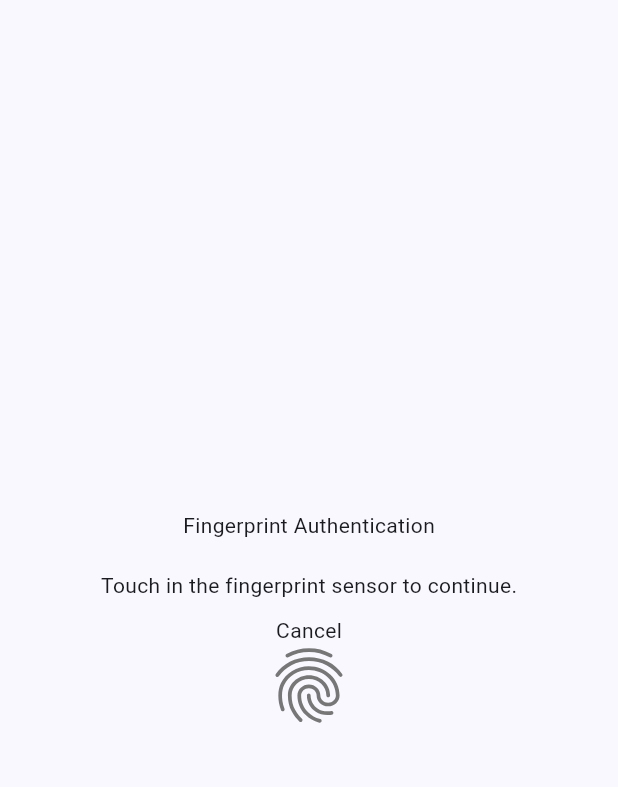
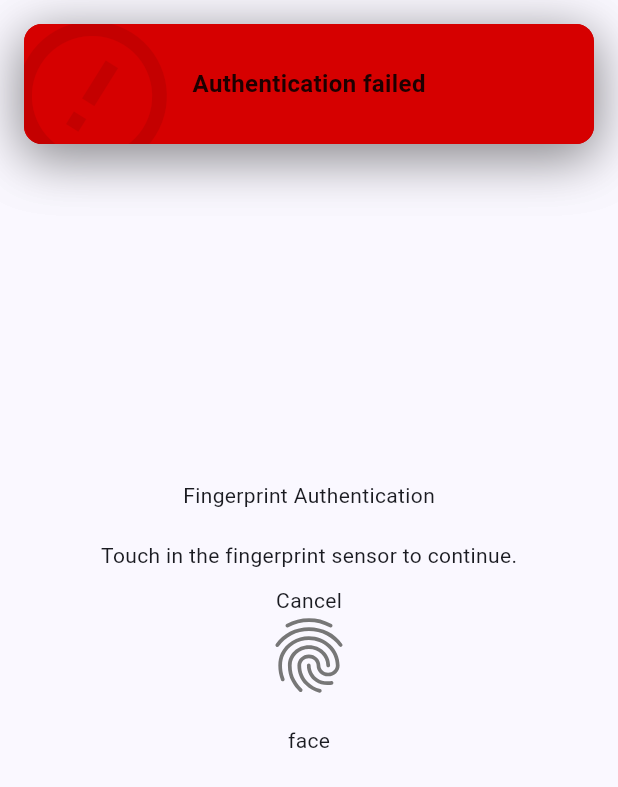
Before and after one commit to mitul-masterly/flutter-project-strcture, a Flutter app: the FingerprintAuthScreen screen opened by its route, after a tap on an icon or button, on a phone screen of 412 x 824 dp. Shown: the top 787 px of the screen. Run offline on Flutter 3.47's test engine with Material 3 defaults, Android fonts, the phone set to English and light mode, and no system bars; drawn by our look-alikes of top_snackbar_flutter; our stand-ins replace bloc, cached_network_image, connectivity_plus, device_info_plus, dio, equatable and 17 more; accounts and stored records are empty; generated files the repository leaves out were written again; statements that could not run were skipped.

Commit message:
-login with biometric

```diff
--- /dev/null
+++ b/lib/bloc/auth/biometric/biometric_bloc.dart
@@ -0,0 +1,106 @@
+import 'package:bloc/bloc.dart';
+import 'package:flutter/cupertino.dart';
+import 'package:flutter/material.dart';
+import 'package:flutter/services.dart';
+import 'package:flutter_project_structure/Routes/routes_name.dart';
+import 'package:flutter_project_structure/components/common_snack_bar.dart';
+import 'package:flutter_project_structure/utils/app_enums.dart';
+import 'package:freezed_annotation/freezed_annotation.dart';
+import 'package:local_auth/local_auth.dart';
+import 'package:local_auth/error_codes.dart' as local_auth_error;
+
+part 'biometric_event.dart';
+
+part 'biometric_state.dart';
+
+part 'biometric_bloc.freezed.dart';
+
+class BiometricBloc extends Bloc<BiometricEvent, BiometricState> {
+  final LocalAuthentication localAuth = LocalAuthentication();
+  final LocalAuthentication _localAuth = LocalAuthentication();
+
+
+  BiometricBloc() : super(BiometricState.initial()) {
+    on<LoginWithBiometric>((final LoginWithBiometric event,
+        final Emitter<BiometricState> emit) async {
+      bool? isAuthenticated = false;
+      final bool canCheckBiometrics = await localAuth.canCheckBiometrics;
+      final bool isDeviceSupported = await localAuth.isDeviceSupported();
+      if (canCheckBiometrics && isDeviceSupported) {
+        final List<BiometricType> availableBiometrics =
+            await localAuth.getAvailableBiometrics();
+        if (availableBiometrics.isNotEmpty) {
+          if (availableBiometrics.contains(BiometricType.strong) ||
+              availableBiometrics.contains(BiometricType.face)) {
+           debugPrint('test_______${BiometricType.face.name}');
+           debugPrint('availableBiometrics_______${availableBiometrics}');
+          }
+          isAuthenticated = await authenticateWithBiometrics();
+        } else {
+          showErrorSnackBar(
+              'No biometrics enrolled. Please enroll a fingerprint or face recognition.');
+        }
+      } else {
+        showErrorSnackBar(
+            'Biometric authentication is not available on this device.');
+      }
+      if (isAuthenticated) {
+        Navigator.pushNamed(event.context, RouteName.tabNavigationView);
+        showSuccessSnackBar('Login Successfully');
+      } else {
+        showErrorSnackBar('Authentication failed');
+      }
+    });
+
+    on<LoginWithFaceID>((final LoginWithFaceID event,
+        final Emitter<BiometricState> emit) async {
+      bool isAuthorized = false;
+      final _localAuthentication = LocalAuthentication();
+      bool _isUserAuthorized = false;
+      try {
+        final List<BiometricType> biometricTypes =
+        await _localAuthentication.getAvailableBiometrics();
+        debugPrint('biometricTypes______${biometricTypes}');
+        isAuthorized = await _localAuthentication.authenticate(
+          localizedReason: "Please authenticate to see account balance",
+          options: const AuthenticationOptions(
+            useErrorDialogs: true,
+            stickyAuth: true,
+            biometricOnly: true,
+          ),
+        );
+      } on PlatformException catch (exception) {
+        if (exception.code == local_auth_error.notAvailable ||
+            exception.code == local_auth_error.passcodeNotSet ||
+            exception.code == local_auth_error.notEnrolled) {
+          // Handle this exception here.
+        }
+      }
+        _isUserAuthorized = isAuthorized;
+
+    });
+  }
+
+
+  Future<bool> authenticateWithBiometrics() async {
+    bool isAuthenticated = false;
+    try {
+      isAuthenticated = await localAuth.authenticate(
+        localizedReason: 'Please authenticate to access this feature',
+        options: const AuthenticationOptions(
+          useErrorDialogs: true,
+          stickyAuth: true,
+          biometricOnly: true,
+        ),
+      );
+
+
+    } on PlatformException catch (exception) {
+      if (exception.code == local_auth_error.notAvailable ||
+          exception.code == local_auth_error.passcodeNotSet ||
+          exception.code == local_auth_error.notEnrolled); }{
+    }
+
+    return isAuthenticated;
+  }
+}
--- /dev/null
+++ b/lib/bloc/auth/biometric/biometric_event.dart
@@ -0,0 +1,10 @@
+part of 'biometric_bloc.dart';
+
+@freezed
+class BiometricEvent with _$BiometricEvent {
+  const factory BiometricEvent.started() = _Started;
+  const factory BiometricEvent.loginWithBiometric({required final BuildContext context}) =
+  LoginWithBiometric;
+  const factory BiometricEvent.loginWithFaceID({required final BuildContext context}) =
+  LoginWithFaceID;
+}
--- /dev/null
+++ b/lib/bloc/auth/biometric/biometric_state.dart
@@ -0,0 +1,12 @@
+part of 'biometric_bloc.dart';
+
+@freezed
+abstract class BiometricState with _$BiometricState {
+  factory BiometricState({
+    required final CommonScreenState status,
+  }) = _BiometricState;
+
+  factory BiometricState.initial() => BiometricState(
+    status: CommonScreenState.initial,
+  );
+}
--- a/lib/views/auth/fingerprint_auth/fingerprint_auth_page.dart
+++ b/lib/views/auth/fingerprint_auth/fingerprint_auth_page.dart
@@ -1,8 +1,7 @@
 import 'package:flutter/material.dart';
 import 'package:flutter_bloc/flutter_bloc.dart';
 import 'package:flutter_project_structure/Utils/utils.dart';
-import 'package:flutter_project_structure/bloc/auth/login/login_bloc.dart';
-import 'package:flutter_project_structure/data/repository/auth_repo.dart';
+import 'package:flutter_project_structure/bloc/auth/biometric/biometric_bloc.dart';
 import 'package:flutter_project_structure/gen/assets.gen.dart';
 
 class FingerprintAuthScreen extends StatelessWidget {
@@ -10,12 +9,11 @@ class FingerprintAuthScreen extends StatelessWidget {
 
   @override
   Widget build(final BuildContext context) {
-    return BlocProvider(
-      create: (final BuildContext context) =>
-          LoginBloc(authRepo: AuthRepoImp()),
-      child: BlocBuilder<LoginBloc, LoginState>(
-        builder: (final BuildContext context, final LoginState state) {
-          final LoginBloc bloc = context.read<LoginBloc>();
+    return BlocProvider<BiometricBloc>(
+      create: (final BuildContext context) => BiometricBloc(),
+      child: BlocBuilder<BiometricBloc, BiometricState>(
+        builder: (final BuildContext context, final BiometricState state) {
+          final BiometricBloc bloc = context.read<BiometricBloc>();
           return Stack(
             children: <Widget>[
               Scaffold(
@@ -34,7 +32,15 @@ class FingerprintAuthScreen extends StatelessWidget {
                           onTap: () {
                             bloc.add(LoginWithBiometric(context: context));
                           },
-                          child: Assets.svg.icFinger.svg(height: 53, width: 53)),
+                          child:
+                              Assets.svg.icFinger.svg(height: 53, width: 53)),
+                      20.height,
+                      GestureDetector(
+                          onTap: () {
+                            bloc.add(LoginWithFaceID(context: context));
+                          },
+                          child:
+                              Text('face')),
                     ],
                   ),
                 )),
--- a/lib/views/profile/profile_screen.dart
+++ b/lib/views/profile/profile_screen.dart
@@ -37,7 +37,7 @@ class ProfileScreen extends StatelessWidget {
                   backgroundColor: Colors.transparent,
                   context: context,
                   useRootNavigator: true,
-                  builder: (final BuildContext contextt) => LogoutBottomSheet(
+                  builder: (final BuildContext context) => LogoutBottomSheet(
                     onTapLogout: () {
                       context.read<ProfileBloc>().add(CallLogoutApi());
                     },
```
Also changed, not shown: lib/views/auth/login/widgets/login_with_email_widget.dart (+8 -6 lines), 4 other files. Lines whose indentation alone changed are shown as unchanged.
